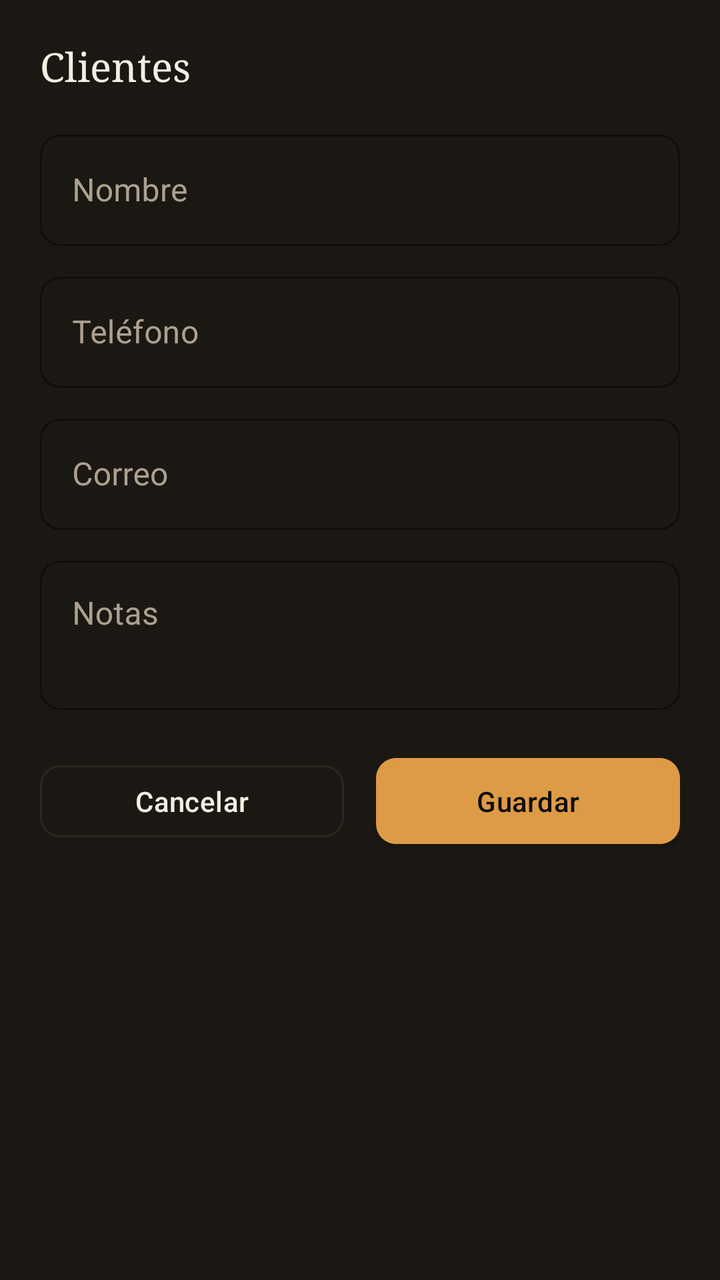
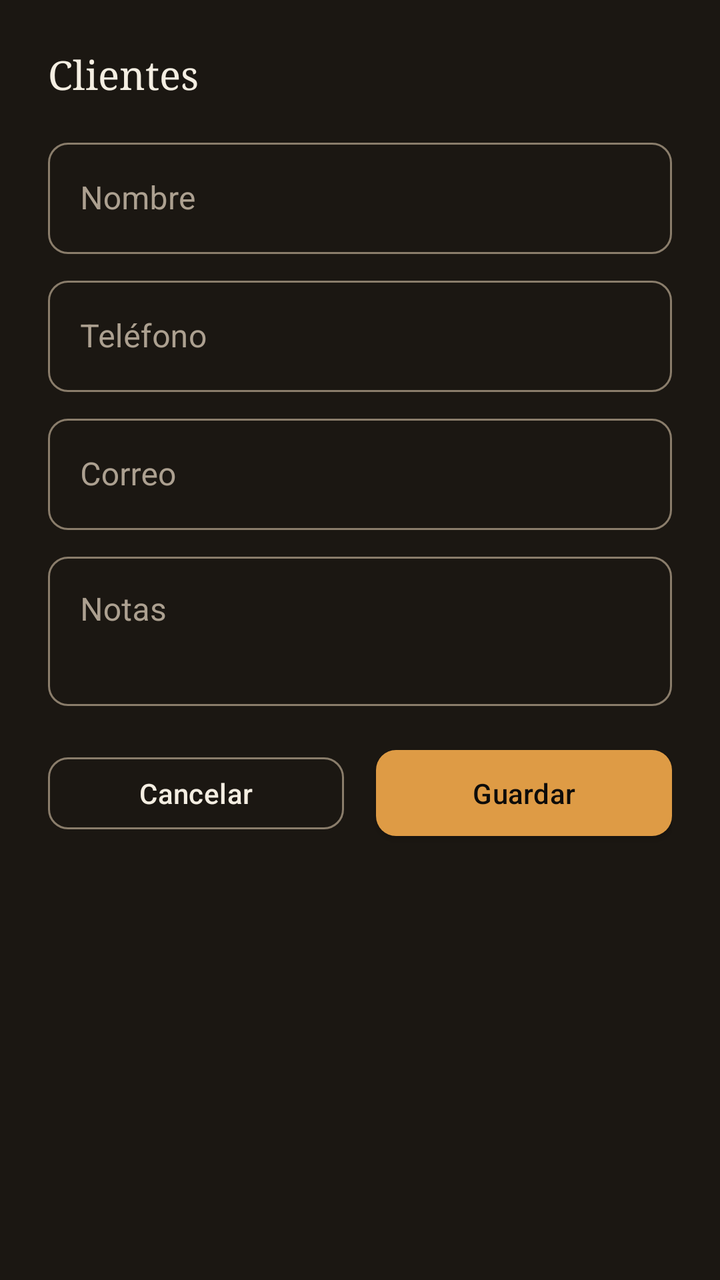

Before-and-after screenshots of an Android layout around one commit, followed by the original layout XML and the change that was made.
<!-- AndroidManifest.xml: application theme Theme.RFragancias -->
<!-- res/layout/dialog_cliente_form.xml -->
<?xml version="1.0" encoding="utf-8"?>
<androidx.core.widget.NestedScrollView xmlns:android="http://schemas.android.com/apk/res/android"
    android:layout_width="match_parent"
    android:layout_height="wrap_content"
    android:background="@color/surface">

    <LinearLayout
        android:layout_width="match_parent"
        android:layout_height="wrap_content"
        android:orientation="vertical"
        android:padding="20dp">

        <TextView
            android:id="@+id/dialog_titulo"
            android:layout_width="match_parent"
            android:layout_height="wrap_content"
            android:text="@string/titulo_clientes"
            android:textSize="20sp"
            style="@style/TextDisplay" />

        <com.google.android.material.textfield.TextInputLayout
            android:layout_width="match_parent"
            android:layout_height="wrap_content"
            android:layout_marginTop="16dp"
            style="@style/Widget.RFragancias.TextInputLayout">

            <com.google.android.material.textfield.TextInputEditText
                android:id="@+id/edit_nombre"
                android:layout_width="match_parent"
                android:layout_height="wrap_content"
                android:hint="@string/hint_nombre" />
        </com.google.android.material.textfield.TextInputLayout>

        <com.google.android.material.textfield.TextInputLayout
            android:layout_width="match_parent"
            android:layout_height="wrap_content"
            android:layout_marginTop="10dp"
            style="@style/Widget.RFragancias.TextInputLayout">

            <com.google.android.material.textfield.TextInputEditText
                android:id="@+id/edit_telefono"
                android:layout_width="match_parent"
                android:layout_height="wrap_content"
                android:inputType="phone"
                android:hint="@string/hint_telefono" />
        </com.google.android.material.textfield.TextInputLayout>

        <com.google.android.material.textfield.TextInputLayout
            android:layout_width="match_parent"
            android:layout_height="wrap_content"
            android:layout_marginTop="10dp"
            style="@style/Widget.RFragancias.TextInputLayout">

            <com.google.android.material.textfield.TextInputEditText
                android:id="@+id/edit_email"
                android:layout_width="match_parent"
                android:layout_height="wrap_content"
                android:inputType="textEmailAddress"
                android:hint="@string/hint_email" />
        </com.google.android.material.textfield.TextInputLayout>

        <com.google.android.material.textfield.TextInputLayout
            android:layout_width="match_parent"
            android:layout_height="wrap_content"
            android:layout_marginTop="10dp"
            style="@style/Widget.RFragancias.TextInputLayout">

            <com.google.android.material.textfield.TextInputEditText
                android:id="@+id/edit_notas"
                android:layout_width="match_parent"
                android:layout_height="wrap_content"
                android:minLines="2"
                android:gravity="top"
                android:hint="@string/hint_notas_cliente" />
        </com.google.android.material.textfield.TextInputLayout>

        <LinearLayout
            android:layout_width="match_parent"
            android:layout_height="wrap_content"
            android:layout_marginTop="18dp"
            android:orientation="horizontal">

            <com.google.android.material.button.MaterialButton
                android:id="@+id/btn_cancelar"
                android:layout_width="0dp"
                android:layout_height="wrap_content"
                android:layout_weight="1"
                android:layout_marginEnd="8dp"
                android:text="@string/cancelar"
                style="@style/Widget.RFragancias.Button.Outlined" />

            <com.google.android.material.button.MaterialButton
                android:id="@+id/btn_guardar"
                android:layout_width="0dp"
                android:layout_height="wrap_content"
                android:layout_weight="1"
                android:layout_marginStart="8dp"
                android:text="@string/btn_guardar" />
        </LinearLayout>
    </LinearLayout>
</androidx.core.widget.NestedScrollView>
<!-- resources referenced by this layout -->
<resources>
  <color name="surface">#1B1712</color>
  <string name="btn_guardar">Guardar</string>
  <string name="cancelar">Cancelar</string>
  <string name="hint_email">Correo</string>
  <string name="hint_nombre">Nombre</string>
  <string name="hint_notas_cliente">Notas</string>
  <string name="hint_telefono">Teléfono</string>
  <string name="titulo_clientes">Clientes</string>
  <style name="TextDisplay">
          <item name="android:textColor">@color/text_primary</item>
          <item name="android:fontFamily">serif</item>
          <item name="android:textSize">26sp</item>
          <item name="android:textStyle">normal</item>
      </style>
  <style name="Widget.RFragancias.Button.Outlined" parent="Widget.MaterialComponents.Button.OutlinedButton">
          <item name="strokeColor">@color/border</item>
          <item name="android:textColor">@color/text_primary</item>
          <item name="android:textAllCaps">false</item>
          <item name="cornerRadius">10dp</item>
      </style>
  <style name="Widget.RFragancias.TextInputLayout" parent="Widget.MaterialComponents.TextInputLayout.OutlinedBox">
          <item name="boxStrokeColor">@color/border</item>
          <item name="hintTextColor">@color/primary</item>
          <item name="android:textColorHint">@color/text_muted</item>
          <item name="boxCornerRadiusTopStart">10dp</item>
          <item name="boxCornerRadiusTopEnd">10dp</item>
          <item name="boxCornerRadiusBottomStart">10dp</item>
          <item name="boxCornerRadiusBottomEnd">10dp</item>
      </style>
  <style name="Theme.RFragancias" parent="Theme.MaterialComponents.DayNight.NoActionBar">
          <item name="colorPrimary">@color/primary</item>
          <item name="colorPrimaryDark">@color/bg</item>
          <item name="colorAccent">@color/primary</item>
          <item name="colorSurface">@color/surface</item>
          <item name="colorOnSurface">@color/text_primary</item>
          <item name="colorOnPrimary">@color/bg</item>
          <item name="android:windowBackground">@color/bg</item>
          <item name="android:statusBarColor">@color/bg</item>
          <item name="android:navigationBarColor">@color/bg</item>
          <item name="android:windowLightStatusBar" tools:targetApi="m">false</item>
          <item name="android:textColorPrimary">@color/text_primary</item>
          <item name="android:textColorSecondary">@color/text_muted</item>
          <item name="materialButtonStyle">@style/Widget.RFragancias.Button</item>
          <item name="editTextStyle">@style/Widget.RFragancias.EditText</item>
          <item name="textInputStyle">@style/Widget.RFragancias.TextInputLayout</item>
      </style>
  <color name="text_primary">#F4EEE2</color>
  <color name="border">#2C2620</color>
  <color name="primary">#DE9B45</color>
  <color name="text_muted">#ACA090</color>
  <color name="bg">#0D0C0A</color>
  <style name="Widget.RFragancias.Button" parent="Widget.MaterialComponents.Button">
          <item name="backgroundTint">@color/primary</item>
          <item name="android:textColor">@color/bg</item>
          <item name="android:textAllCaps">false</item>
          <item name="cornerRadius">10dp</item>
          <item name="android:letterSpacing">0.01</item>
          <item name="android:paddingTop">12dp</item>
          <item name="android:paddingBottom">12dp</item>
      </style>
  <style name="Widget.RFragancias.EditText" parent="Widget.AppCompat.EditText">
          <item name="android:textColor">@color/text_primary</item>
          <item name="android:textColorHint">@color/text_muted</item>
      </style>
</resources>

<!-- the commit's change to res/layout/dialog_cliente_form.xml (unified diff, before → after) -->
@@ -8,7 +8,7 @@
         android:layout_width="match_parent"
         android:layout_height="wrap_content"
         android:orientation="vertical"
-        android:padding="20dp">
+        android:padding="24dp">
 
         <TextView
             android:id="@+id/dialog_titulo"
@@ -26,6 +26,7 @@
 
             <com.google.android.material.textfield.TextInputEditText
                 android:id="@+id/edit_nombre"
+                android:imeOptions="actionNext"
                 android:layout_width="match_parent"
                 android:layout_height="wrap_content"
                 android:hint="@string/hint_nombre" />
@@ -34,11 +35,12 @@
         <com.google.android.material.textfield.TextInputLayout
             android:layout_width="match_parent"
             android:layout_height="wrap_content"
-            android:layout_marginTop="10dp"
+            android:layout_marginTop="8dp"
             style="@style/Widget.RFragancias.TextInputLayout">
 
             <com.google.android.material.textfield.TextInputEditText
                 android:id="@+id/edit_telefono"
+                android:imeOptions="actionNext"
                 android:layout_width="match_parent"
                 android:layout_height="wrap_content"
                 android:inputType="phone"
@@ -48,11 +50,12 @@
         <com.google.android.material.textfield.TextInputLayout
             android:layout_width="match_parent"
             android:layout_height="wrap_content"
-            android:layout_marginTop="10dp"
+            android:layout_marginTop="8dp"
             style="@style/Widget.RFragancias.TextInputLayout">
 
             <com.google.android.material.textfield.TextInputEditText
                 android:id="@+id/edit_email"
+                android:imeOptions="actionNext"
                 android:layout_width="match_parent"
                 android:layout_height="wrap_content"
                 android:inputType="textEmailAddress"
@@ -62,11 +65,12 @@
         <com.google.android.material.textfield.TextInputLayout
             android:layout_width="match_parent"
             android:layout_height="wrap_content"
-            android:layout_marginTop="10dp"
+            android:layout_marginTop="8dp"
             style="@style/Widget.RFragancias.TextInputLayout">
 
             <com.google.android.material.textfield.TextInputEditText
                 android:id="@+id/edit_notas"
+                android:imeOptions="actionDone"
                 android:layout_width="match_parent"
                 android:layout_height="wrap_content"
                 android:minLines="2"
@@ -77,7 +81,7 @@
         <LinearLayout
             android:layout_width="match_parent"
             android:layout_height="wrap_content"
-            android:layout_marginTop="18dp"
+            android:layout_marginTop="16dp"
             android:orientation="horizontal">
 
             <com.google.android.material.button.MaterialButton
<!-- resource entries referenced after the edit -->
@@ -15,13 +15,17 @@
           <item name="android:textStyle">normal</item>
       </style>
   <style name="Widget.RFragancias.Button.Outlined" parent="Widget.MaterialComponents.Button.OutlinedButton">
-          <item name="strokeColor">@color/border</item>
+          <item name="strokeColor">@color/border_input</item>
           <item name="android:textColor">@color/text_primary</item>
+          <item name="android:minHeight">48dp</item>
           <item name="android:textAllCaps">false</item>
           <item name="cornerRadius">10dp</item>
       </style>
   <style name="Widget.RFragancias.TextInputLayout" parent="Widget.MaterialComponents.TextInputLayout.OutlinedBox">
-          <item name="boxStrokeColor">@color/border</item>
+          <item name="boxStrokeColor">@color/input_stroke</item>
+          <item name="boxStrokeErrorColor">@color/error</item>
+          <item name="errorTextColor">@color/error</item>
+          <item name="errorIconTint">@color/error</item>
           <item name="hintTextColor">@color/primary</item>
           <item name="android:textColorHint">@color/text_muted</item>
           <item name="boxCornerRadiusTopStart">10dp</item>
@@ -36,6 +40,8 @@
           <item name="colorSurface">@color/surface</item>
           <item name="colorOnSurface">@color/text_primary</item>
           <item name="colorOnPrimary">@color/bg</item>
+          <item name="colorError">@color/error</item>
+          <item name="colorOnError">@color/bg</item>
           <item name="android:windowBackground">@color/bg</item>
           <item name="android:statusBarColor">@color/bg</item>
           <item name="android:navigationBarColor">@color/bg</item>
@@ -47,7 +53,8 @@
           <item name="textInputStyle">@style/Widget.RFragancias.TextInputLayout</item>
       </style>
   <color name="text_primary">#F4EEE2</color>
-  <color name="border">#2C2620</color>
+  <color name="border_input">#8A7D6B</color>
+  <color name="error">#E08A72</color>
   <color name="primary">#DE9B45</color>
   <color name="text_muted">#ACA090</color>
   <color name="bg">#0D0C0A</color>
